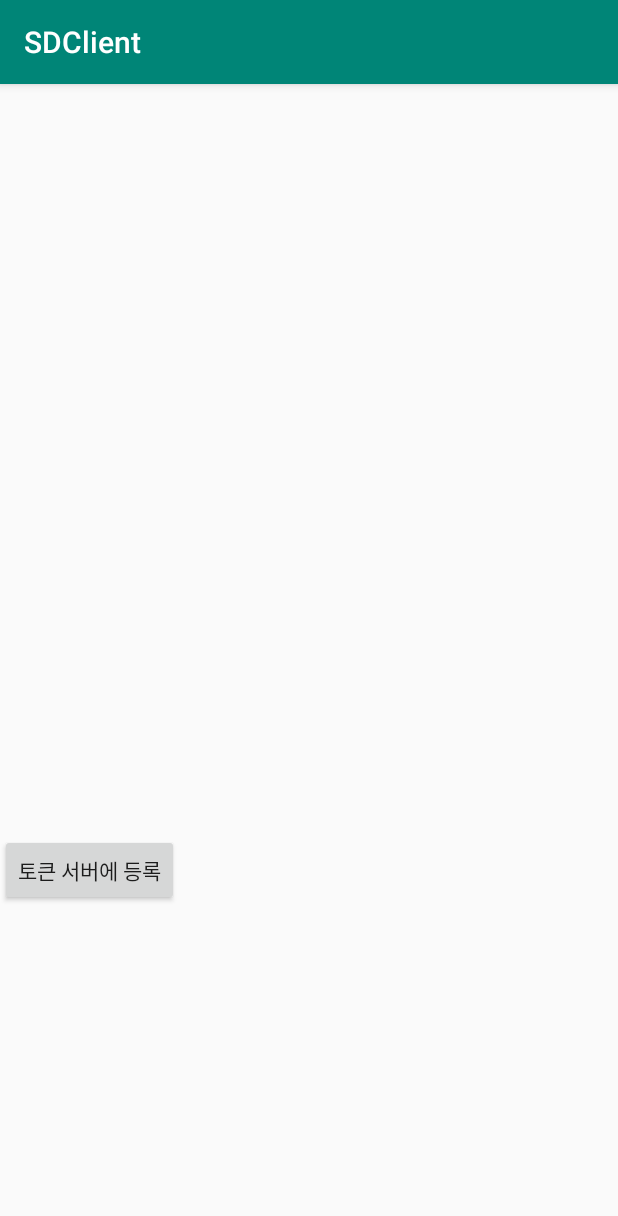
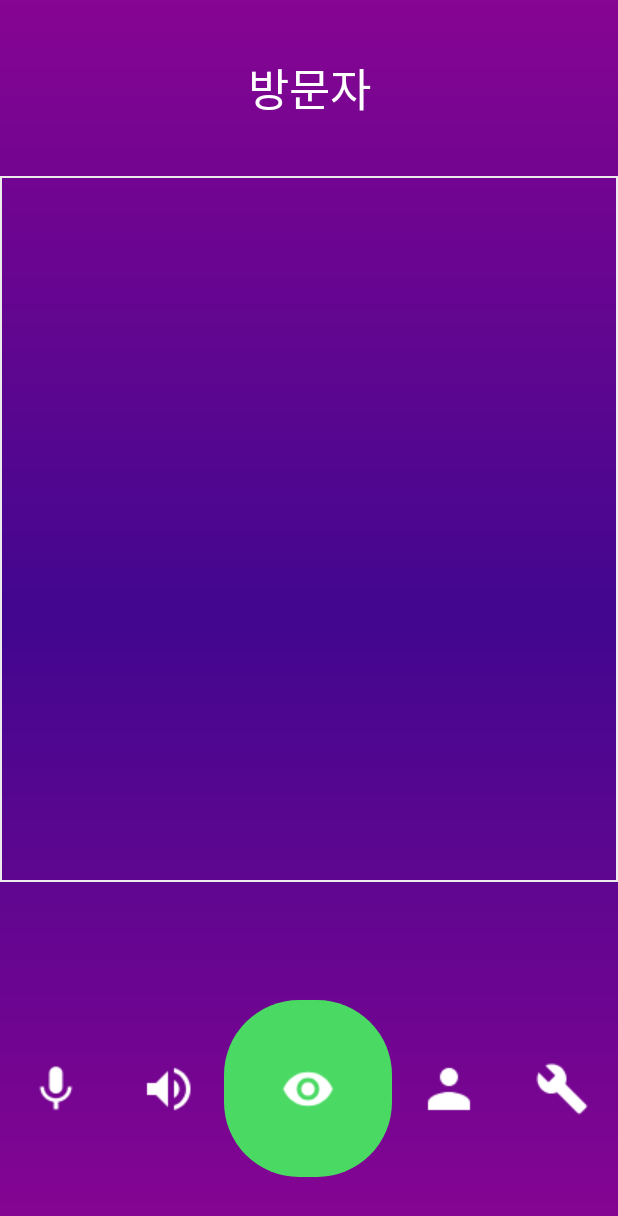
Before and after one commit to Forest12/SSD, an Android app: the screen it shows after launch (MainActivity), on a phone screen of 412 x 824 dp. Shown: the top 1216 px of the screen. Run offline under Robolectric (Android 15) with nearby library versions, the phone set to English and light mode, and no system bars; libraries missing offline, so code that uses them is left out: io.socket.client, io.socket.emitter; pictures from the network do not load; 4 statements that could not run were skipped.

Commit message:
모바일 UI설계

```diff
--- a/web/SDClient/app/src/main/AndroidManifest.xml
+++ b/web/SDClient/app/src/main/AndroidManifest.xml
@@ -14,7 +14,7 @@
         android:label="@string/app_name"
         android:roundIcon="@mipmap/ic_launcher_round"
         android:supportsRtl="true"
-        android:theme="@style/AppTheme">
+        android:theme="@style/Theme.AppCompat.NoActionBar">
         <activity android:name=".MainActivity">
             <intent-filter>
                 <action android:name="android.intent.action.MAIN" />
--- a/web/SDClient/app/src/main/java/com/SDClient/MainActivity.java
+++ b/web/SDClient/app/src/main/java/com/SDClient/MainActivity.java
@@ -3,12 +3,11 @@ package com.SDClient;
 import androidx.annotation.NonNull;
 import androidx.appcompat.app.AppCompatActivity;
 
-import android.os.Build;
 import android.os.Bundle;
 import android.view.View;
 import android.widget.Button;
+import android.widget.ImageButton;
 import android.widget.ImageView;
-import android.widget.Toast;
 
 import com.bumptech.glide.Glide;
 import com.google.android.gms.tasks.OnCompleteListener;
@@ -44,7 +43,8 @@ public class MainActivity extends AppCompatActivity {
         mSocket.connect();
         mSocket.on("Image",image);
 
-        Button send = (Button)findViewById(R.id.button);
+
+        ImageButton send = (ImageButton)findViewById(R.id.setting);
         send.setOnClickListener(new Button.OnClickListener() {
             @Override
             public void onClick(View v) {
--- /dev/null
+++ b/web/SDClient/app/src/main/res/drawable/background.xml
@@ -0,0 +1,8 @@
+<?xml version="1.0" encoding="utf-8"?>
+<shape xmlns:android="http://schemas.android.com/apk/res/android">
+    <gradient
+        android:angle="270"
+        android:startColor="#860592"
+        android:centerColor="#42068F"
+        android:endColor="#860592"/>
+</shape>
--- /dev/null
+++ b/web/SDClient/app/src/main/res/drawable/green_button.xml
@@ -0,0 +1,9 @@
+<?xml version="1.0" encoding="utf-8"?>
+<shape xmlns:android="http://schemas.android.com/apk/res/android"
+    android:shape="rectangle">
+    <solid android:color="#4ADA64" />
+    <corners android:bottomRightRadius="50dp"
+        android:bottomLeftRadius="50dp"
+        android:topRightRadius="50dp"
+        android:topLeftRadius="50dp"/>
+</shape>
--- /dev/null
+++ b/web/SDClient/app/src/main/res/drawable/photo_frame.xml
@@ -0,0 +1,6 @@
+<?xml version="1.0" encoding="utf-8"?>
+<shape xmlns:android="http://schemas.android.com/apk/res/android" >
+    <stroke android:width="2px" android:color="#edecec" />
+    <padding android:left="2px" android:top="2px"
+        android:right="2px" android:bottom="2px" />
+</shape>
--- /dev/null
+++ b/web/SDClient/app/src/main/res/drawable/red_button.xml
@@ -0,0 +1,9 @@
+<?xml version="1.0" encoding="utf-8"?>
+<shape xmlns:android="http://schemas.android.com/apk/res/android"
+    android:shape="rectangle">
+    <solid android:color="#FF382C" />
+    <corners android:bottomRightRadius="50dp"
+        android:bottomLeftRadius="50dp"
+        android:topRightRadius="50dp"
+        android:topLeftRadius="50dp"/>
+</shape>
--- a/web/SDClient/app/src/main/res/layout/activity_main.xml
+++ b/web/SDClient/app/src/main/res/layout/activity_main.xml
@@ -1,20 +1,78 @@
 <?xml version="1.0" encoding="utf-8"?>
 <LinearLayout xmlns:android="http://schemas.android.com/apk/res/android"
-    xmlns:app="http://schemas.android.com/apk/res-auto"
-    xmlns:tools="http://schemas.android.com/tools"
     android:layout_width="match_parent"
     android:layout_height="match_parent"
     android:orientation="vertical"
-    tools:context=".MainActivity">
+    android:background="@drawable/background">
+
+    <TextView
+        android:id="@+id/userinfo"
+        android:layout_width="match_parent"
+        android:layout_height="0dp"
+        android:layout_weight="3"
+        android:text="방문자"
+        android:textColor="#ffffffff"
+        android:textSize="30sp"
+        android:gravity="center"/>
 
     <ImageView
         android:layout_width="match_parent"
-        android:layout_height="500dp"
+        android:layout_height="0dp"
+        android:layout_weight="12"
+        android:background="@drawable/photo_frame"
         android:id="@+id/video" />
 
-    <Button
-        android:id="@+id/button"
-        android:layout_width="wrap_content"
-        android:layout_height="wrap_content"
-        android:text="토큰 서버에 등록" />
+    <TextView
+        android:layout_width="match_parent"
+        android:layout_height="0dp"
+        android:layout_weight="2" />
+
+    <LinearLayout
+        android:layout_width="match_parent"
+        android:layout_height="0dp"
+        android:layout_weight="3"
+        android:orientation="horizontal">
+
+        <ImageButton
+            android:id="@+id/mic"
+            android:layout_width="0dp"
+            android:layout_height="match_parent"
+            android:layout_weight="1"
+            android:background="@android:color/transparent"
+            android:src="@drawable/mic"/>
+        <ImageButton
+            android:id="@+id/speak"
+            android:layout_width="0dp"
+            android:layout_height="match_parent"
+            android:layout_weight="1"
+            android:background="@android:color/transparent"
+            android:src="@drawable/volume"/>
+        <ImageButton
+            android:id="@+id/view"
+            android:layout_width="0dp"
+            android:layout_height="match_parent"
+            android:layout_weight="1.5"
+            android:background="@drawable/green_button"
+            android:padding="0dp"
+            android:src="@drawable/eye"/>
+        <ImageButton
+            android:id="@+id/person"
+            android:layout_width="0dp"
+            android:layout_height="match_parent"
+            android:layout_weight="1"
+            android:background="@android:color/transparent"
+            android:src="@drawable/person"/>
+        <ImageButton
+            android:id="@+id/setting"
+            android:layout_width="0dp"
+            android:layout_height="match_parent"
+            android:layout_weight="1"
+            android:background="@android:color/transparent"
+            android:src="@drawable/setting"/>
+    </LinearLayout>
+
+    <TextView
+        android:layout_width="match_parent"
+        android:layout_height="0dp"
+        android:layout_weight="1" />
 </LinearLayout>
```
Also changed, not shown: web/SDClient/app/src/main/res/drawable/bg.png (added), web/SDClient/app/src/main/res/drawable/eye.png (added), web/SDClient/app/src/main/res/drawable/eye_off.png (added), web/SDClient/app/src/main/res/drawable/mic.png (added), web/SDClient/app/src/main/res/drawable/mic_off.png (added), web/SDClient/app/src/main/res/drawable/person.png (added), web/SDClient/app/src/main/res/drawable/setting.png (added), web/SDClient/app/src/main/res/drawable/video.png (added), web/SDClient/app/src/main/res/drawable/video_off.png (added), web/SDClient/app/src/main/res/drawable/volume.png (added), web/SDClient/app/src/main/res/drawable/volume_off.png (added).
